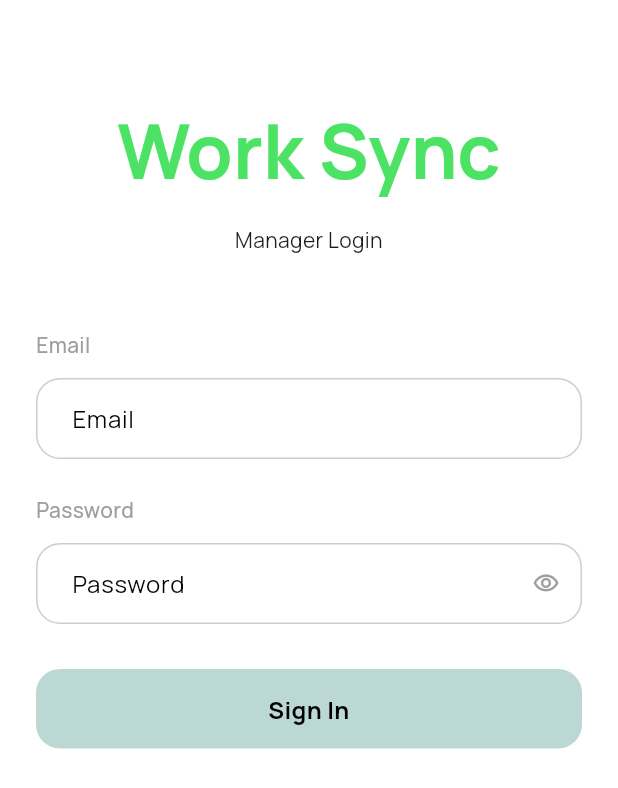
After one commit to OmarFaruk-BD/DevWorkspace, a Flutter app: the screen it shows after launch, on a phone screen of 412 x 824 dp. The commit adds this screen. Shown: the top 788 px of the screen. Run offline on Flutter 3.47's test engine with Material 3 defaults, Android fonts, the phone set to English and light mode, and no system bars; our stand-ins replace action_slider, another_flushbar, bloc, cached_network_image, connectivity_plus, dio and 21 more; accounts and stored records are empty; project files that could hold a hidden picture were left out.

Commit message:
Admin log in page updated

```diff
--- a/lib/core/components/app_text_field.dart
+++ b/lib/core/components/app_text_field.dart
@@ -49,7 +49,6 @@ class AppTextField extends StatelessWidget {
       cursorColor: AppColors.black,
       textAlignVertical: TextAlignVertical.center,
       decoration: InputDecoration(
-        filled: true,
         isDense: true,
         hintMaxLines: 1,
         enabled: enabled,
@@ -64,10 +63,9 @@ class AppTextField extends StatelessWidget {
         errorStyle: _errorTextStyle(),
         disabledBorder: _buildBorder(),
         contentPadding: const EdgeInsets.fromLTRB(0, 15, 18, 15),
-        prefix:
-            prefixIcon == null
-                ? const Padding(padding: EdgeInsets.only(left: 20))
-                : null,
+        prefix: prefixIcon == null
+            ? const Padding(padding: EdgeInsets.only(left: 20))
+            : null,
       ),
     );
   }
@@ -94,10 +92,11 @@ class AppTextField extends StatelessWidget {
   }
 }
 
-class PreFixIcon extends StatelessWidget {
-  const PreFixIcon({super.key, this.onTap, required this.image});
+class TextFieldIcon extends StatelessWidget {
+  const TextFieldIcon({super.key, this.onTap, this.image, this.icon});
   final VoidCallback? onTap;
-  final String image;
+  final String? image;
+  final IconData? icon;
 
   @override
   Widget build(BuildContext context) {
@@ -106,7 +105,13 @@ class PreFixIcon extends StatelessWidget {
       child: SizedBox(
         width: 18,
         height: 18,
-        child: Center(child: SvgPicture.asset(image, width: 18, height: 18)),
+        child: Center(
+          child: image != null
+              ? SvgPicture.asset(image!, width: 18, height: 18)
+              : icon != null
+              ? Icon(icon, size: 18, color: AppColors.grey)
+              : SizedBox(),
+        ),
       ),
     );
   }
--- a/lib/core/utils/app_colors.dart
+++ b/lib/core/utils/app_colors.dart
@@ -6,9 +6,10 @@ class AppColors {
   static const Color white = Colors.white;
   static const Color black = Colors.black;
   static const Color transparent = Colors.transparent;
-  static const Color primary = Colors.green;
+  static const Color primary = Color(0xFF00B099);
   static const Color grey = Colors.grey;
   static const Color red = Colors.red;
   static const Color yellow = Colors.yellow;
-  static const Color green = Colors.green;
+  static const Color blue = Color(0xFF567DF4);
+  static const Color green = Color(0xFF4CE364);
 }
--- /dev/null
+++ b/lib/features/admin/screen/admin_login_page.dart
@@ -0,0 +1,107 @@
+import 'package:flutter/material.dart';
+import 'package:flutter_bloc/flutter_bloc.dart';
+import 'package:workspace/core/utils/app_colors.dart';
+import 'package:workspace/core/utils/app_styles.dart';
+import 'package:workspace/core/helper/navigation.dart';
+import 'package:easy_localization/easy_localization.dart';
+import 'package:workspace/core/service/app_validator.dart';
+import 'package:workspace/core/components/app_button.dart';
+import 'package:workspace/core/components/app_snack_bar.dart';
+import 'package:workspace/core/components/app_text_field.dart';
+import 'package:workspace/features/auth/cubit/auth_cubit.dart';
+import 'package:workspace/features/home/screen/landing_page.dart';
+import 'package:workspace/features/auth/service/auth_service.dart';
+
+class AdminLoginPage extends StatefulWidget {
+  const AdminLoginPage({super.key});
+
+  @override
+  State<AdminLoginPage> createState() => _AdminLoginPageState();
+}
+
+class _AdminLoginPageState extends State<AdminLoginPage> {
+  final TextEditingController _passwordTEC = TextEditingController();
+  final TextEditingController _emailTEC = TextEditingController();
+  final GlobalKey<FormState> _formKey = GlobalKey<FormState>();
+  final AppValidator _validator = AppValidator();
+  final AuthService _authService = AuthService();
+  bool obscureText = true;
+  bool isLoading = false;
+
+  @override
+  Widget build(BuildContext context) {
+    return GestureDetector(
+      onTap: () => FocusManager.instance.primaryFocus?.unfocus(),
+      child: Scaffold(
+        body: Form(
+          key: _formKey,
+          child: ListView(
+            padding: const EdgeInsets.all(24),
+            children: [
+              SizedBox(height: MediaQuery.of(context).padding.top + 40),
+              const Text(
+                'Work Sync',
+                textAlign: TextAlign.center,
+                style: TextStyle(
+                  fontSize: 50,
+                  color: AppColors.green,
+                  fontWeight: FontWeight.bold,
+                ),
+              ),
+              const SizedBox(height: 15),
+              const Text('Manager Login', textAlign: TextAlign.center),
+              const SizedBox(height: 50),
+              Text(context.tr('email_phone'), style: AppStyles.mediumGrey),
+              const SizedBox(height: 12),
+              AppTextField(
+                controller: _emailTEC,
+                hintText: context.tr('email_phone'),
+                validator: _validator.validateEmail,
+              ),
+              const SizedBox(height: 24),
+              Text(context.tr('password'), style: AppStyles.mediumGrey),
+              const SizedBox(height: 12),
+              AppTextField(
+                maxLine: 1,
+                controller: _passwordTEC,
+                obscureText: obscureText,
+                hintText: context.tr('password'),
+                validator: _validator.validatePassword,
+                suffixIcon: TextFieldIcon(
+                  icon: obscureText
+                      ? Icons.visibility_outlined
+                      : Icons.visibility_off_outlined,
+                  onTap: () => setState(() => obscureText = !obscureText),
+                ),
+              ),
+
+              const SizedBox(height: 30),
+              AppButton(
+                isLoading: isLoading,
+                text: context.tr('sign_in'),
+                onTap: _userLogin,
+              ),
+              const SizedBox(height: 40),
+            ],
+          ),
+        ),
+      ),
+    );
+  }
+
+  void _userLogin() async {
+    if (!_formKey.currentState!.validate()) return;
+    setState(() => isLoading = true);
+    final result = await _authService.login(
+      email: _emailTEC.text.trim(),
+      password: _passwordTEC.text.trim(),
+    );
+    if (!mounted) return;
+    setState(() => isLoading = false);
+    result.fold((f) => AppSnackBar.error(context, f), (s) {
+      context.read<AuthCubit>().updateUser(s.user);
+      AppSnackBar.show(context, 'Login successfully.');
+      AppNavigator.pushAndRemoveUntil(context, const LandingPage());
+    });
+  }
+}
--- a/lib/features/landing/splash_screen.dart
+++ b/lib/features/landing/splash_screen.dart
@@ -1,7 +1,7 @@
 import 'package:flutter/material.dart';
 import 'package:workspace/core/utils/app_images.dart';
 import 'package:workspace/core/helper/navigation.dart';
-import 'package:workspace/features/home/screen/home_page.dart';
+import 'package:workspace/features/admin/screen/admin_login_page.dart';
 
 class SplashScreen extends StatefulWidget {
   const SplashScreen({super.key});
@@ -20,7 +20,7 @@ class _SplashScreenState extends State<SplashScreen> {
   void _navigateToLandingPage() async {
     await Future.delayed(const Duration(seconds: 1));
     if (!mounted) return;
-    AppNavigator.pushAndRemoveUntil(context, const HomePage());
+    AppNavigator.pushAndRemoveUntil(context, const AdminLoginPage());
   }
 
   @override
```
Also changed, not shown: lib/core/components/text_field_icon.dart (deleted, +0 -28 lines), lib/features/auth/screen/splash_screen.dart (deleted, +0 -45 lines), pubspec.lock.
